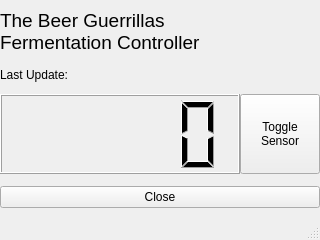
The window that src/FermentationControl/fermentationcontrol/ui/mainwindow.ui (ipa/GuerrillaBrew) describes before a commit, drawn with Qt 5.
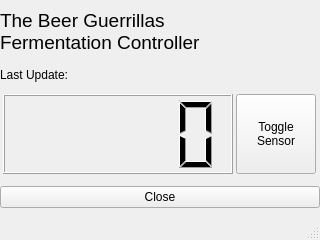
The same window after the commit.

Patch:
```diff
--- a/src/FermentationControl/fermentationcontrol/ui/mainwindow.ui
+++ b/src/FermentationControl/fermentationcontrol/ui/mainwindow.ui
@@ -10,6 +10,12 @@
     <height>240</height>
    </rect>
   </property>
+  <property name="maximumSize">
+   <size>
+    <width>320</width>
+    <height>240</height>
+   </size>
+  </property>
   <property name="windowTitle">
    <string>Fermentation Control</string>
   </property>
@@ -74,7 +80,14 @@
        <number>0</number>
       </property>
       <item>
-       <widget class="QLCDNumber" name="lcdNumber"/>
+       <widget class="QLCDNumber" name="lcdNumber">
+        <property name="maximumSize">
+         <size>
+          <width>230</width>
+          <height>16777215</height>
+         </size>
+        </property>
+       </widget>
       </item>
       <item>
        <widget class="QPushButton" name="toggleButton">
```
Left out of the diff: 2 changed lines with no effect on the pictures.
